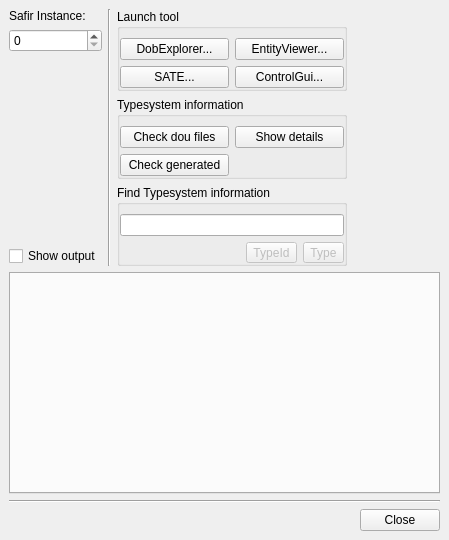
Before: the Qt Designer form src/util/tool_launcher/src/MainWindow.ui in SafirSDK/safir-sdk-core, drawn with Qt 5.
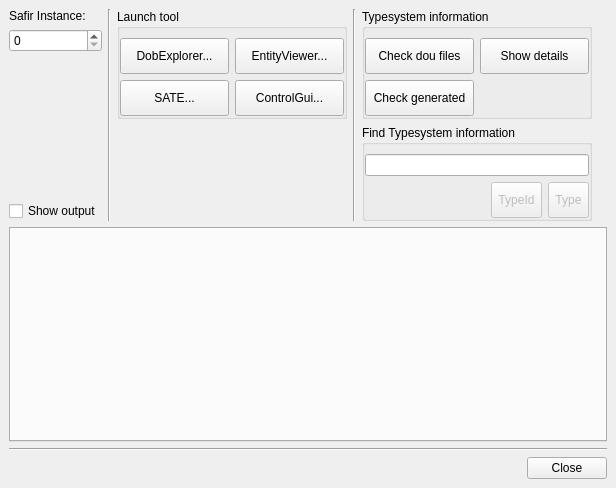
After: the same form once the commit is applied. Icons and pictures are not drawn.

Commit message: Make buttons larger in tool-launcher. #444

Diff of the .ui file:
```diff
--- a/src/util/tool_launcher/src/MainWindow.ui
+++ b/src/util/tool_launcher/src/MainWindow.ui
@@ -6,8 +6,8 @@
    <rect>
     <x>0</x>
     <y>0</y>
-    <width>449</width>
-    <height>540</height>
+    <width>616</width>
+    <height>488</height>
    </rect>
   </property>
   <property name="windowTitle">
@@ -94,6 +94,12 @@
            </property>
            <item row="0" column="0">
             <widget class="QPushButton" name="launchDobExplorerButton">
+             <property name="minimumSize">
+              <size>
+               <width>0</width>
+               <height>36</height>
+              </size>
+             </property>
              <property name="text">
               <string>DobExplorer...</string>
              </property>
@@ -101,6 +107,12 @@
            </item>
            <item row="0" column="1">
             <widget class="QPushButton" name="launchEntityViewerButton">
+             <property name="minimumSize">
+              <size>
+               <width>0</width>
+               <height>36</height>
+              </size>
+             </property>
              <property name="text">
               <string>EntityViewer...</string>
              </property>
@@ -108,6 +120,12 @@
            </item>
            <item row="1" column="0">
             <widget class="QPushButton" name="launchSateButton">
+             <property name="minimumSize">
+              <size>
+               <width>0</width>
+               <height>36</height>
+              </size>
+             </property>
              <property name="text">
               <string>SATE...</string>
              </property>
@@ -115,6 +133,12 @@
            </item>
            <item row="1" column="1">
             <widget class="QPushButton" name="launchControlGuiButton">
+             <property name="minimumSize">
+              <size>
+               <width>0</width>
+               <height>36</height>
+              </size>
+             </property>
              <property name="text">
               <string>ControlGui...</string>
              </property>
@@ -124,7 +148,37 @@
          </widget>
         </item>
         <item>
+         <spacer name="verticalSpacer_3">
+          <property name="orientation">
+           <enum>Qt::Vertical</enum>
+          </property>
+          <property name="sizeHint" stdset="0">
+           <size>
+            <width>20</width>
+            <height>40</height>
+           </size>
+          </property>
+         </spacer>
+        </item>
+       </layout>
+      </item>
+      <item>
+       <widget class="Line" name="line_2">
+        <property name="orientation">
+         <enum>Qt::Vertical</enum>
+        </property>
+       </widget>
+      </item>
+      <item>
+       <layout class="QVBoxLayout" name="verticalLayout_4">
+        <item>
          <widget class="QGroupBox" name="groupBox">
+          <property name="minimumSize">
+           <size>
+            <width>230</width>
+            <height>0</height>
+           </size>
+          </property>
           <property name="title">
            <string>Typesystem information</string>
           </property>
@@ -153,6 +207,12 @@
            </item>
            <item row="0" column="1">
             <widget class="QPushButton" name="showTypesystemDetailsButton">
+             <property name="minimumSize">
+              <size>
+               <width>0</width>
+               <height>36</height>
+              </size>
+             </property>
              <property name="toolTip">
               <string>Output a full information about the entire type system</string>
              </property>
@@ -163,6 +223,12 @@
            </item>
            <item row="1" column="0">
             <widget class="QPushButton" name="checkGeneratedButton">
+             <property name="minimumSize">
+              <size>
+               <width>0</width>
+               <height>36</height>
+              </size>
+             </property>
              <property name="toolTip">
               <string>Check that dou-files are correct and also find any mismatch between
 the dou-files and the types found in the generated libraries. This option
@@ -174,6 +240,22 @@
              </property>
             </widget>
            </item>
+           <item row="0" column="0">
+            <widget class="QPushButton" name="checkDouFilesButton">
+             <property name="minimumSize">
+              <size>
+               <width>0</width>
+               <height>36</height>
+              </size>
+             </property>
+             <property name="toolTip">
+              <string>Run dots_configuration_check</string>
+             </property>
+             <property name="text">
+              <string>Check dou files</string>
+             </property>
+            </widget>
+           </item>
           </layout>
          </widget>
         </item>
@@ -213,6 +295,12 @@
              <property name="enabled">
               <bool>false</bool>
              </property>
+             <property name="minimumSize">
+              <size>
+               <width>0</width>
+               <height>36</height>
+              </size>
+             </property>
              <property name="toolTip">
               <string>Output info about a specific type</string>
              </property>
@@ -233,6 +321,12 @@
              <property name="enabled">
               <bool>false</bool>
              </property>
+             <property name="minimumSize">
+              <size>
+               <width>0</width>
+               <height>36</height>
+              </size>
+             </property>
              <property name="toolTip">
               <string>If argument is a string the typeId is calculated. 
 If argument is a numeric typeId or part of a typeId, 
```
Left out of the diff: 10 changed lines with no effect on the pictures.
